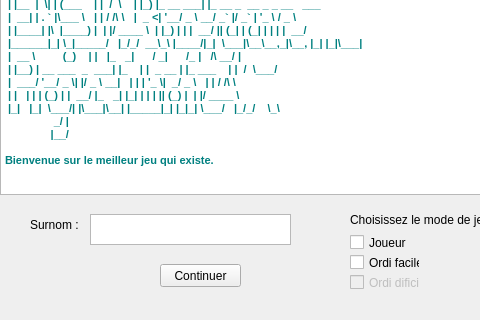
Qt form begin_interface.ui (ambrefischer/Jeu-de-Dame) before a commit; both pictures show x 0 to 480 and y 195 to 515 of the 668 by 515 pixel window.
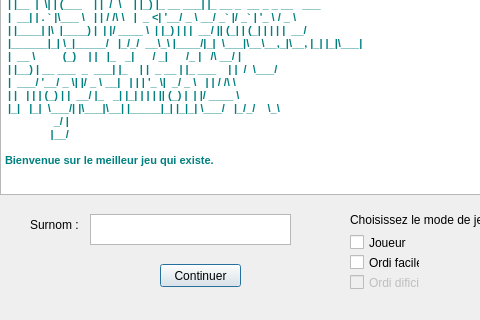
The same form after that commit. Icons and pictures are not drawn.

The edit to the form file:
```diff
--- a/begin_interface.ui
+++ b/begin_interface.ui
@@ -39,6 +39,15 @@
     <property name="text">
      <string>Continuer</string>
     </property>
+    <property name="autoDefault">
+     <bool>false</bool>
+    </property>
+    <property name="default">
+     <bool>true</bool>
+    </property>
+    <property name="flat">
+     <bool>false</bool>
+    </property>
    </widget>
    <widget class="QLabel" name="Text_choix">
     <property name="geometry">
```
Left out of the diff: 6 changed lines with no effect on the pictures.
